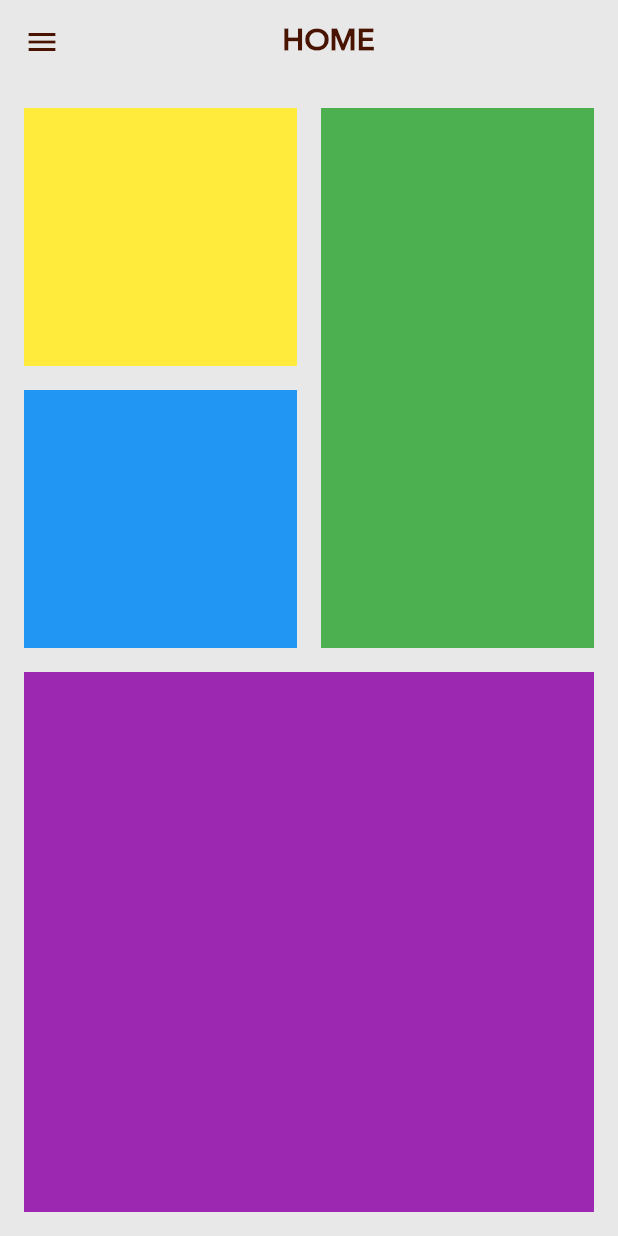
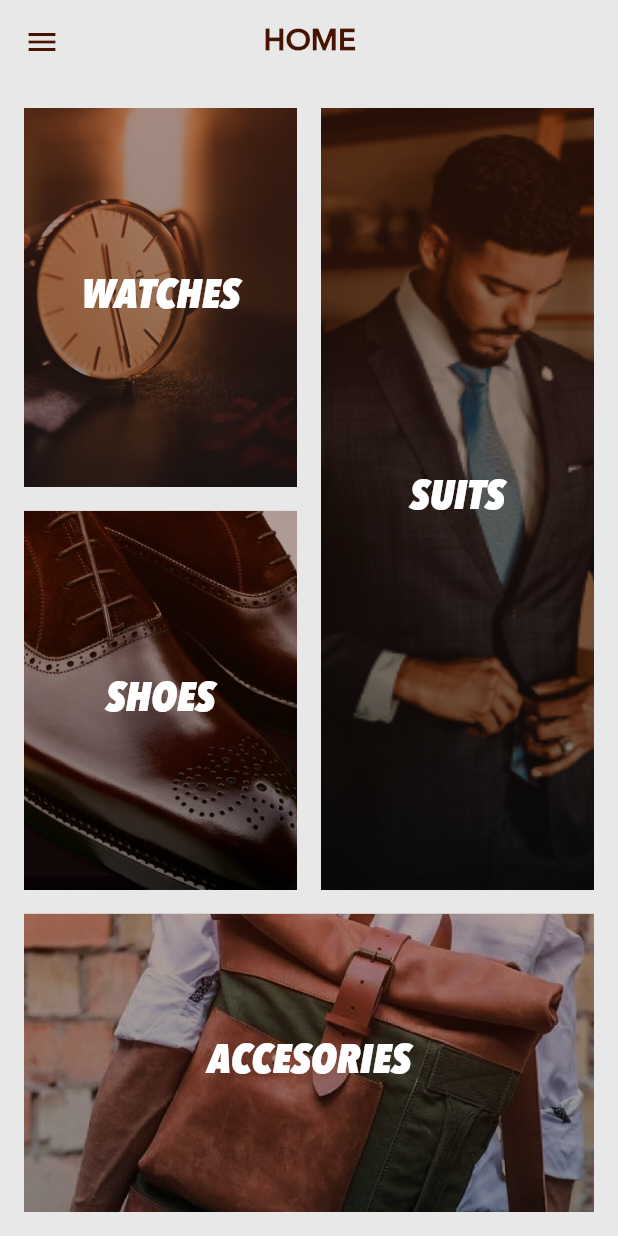
Before and after one commit to shamnex/wears, a Flutter app: the HomePage screen opened directly, on a phone screen of 412 x 824 dp. Run offline on Flutter 3.47's test engine with Material 2 defaults, Android fonts, the phone set to English and light mode, and no system bars.

Commit message:
DAY3 DONE

```diff
--- a/lib/main.dart
+++ b/lib/main.dart
@@ -4,7 +4,7 @@ import 'pages/home_page.dart';
 
 void main() {
   runApp(new MaterialApp(
-      home: new HomePage(),
+      home: new WelcomePage(),
       theme: new ThemeData(
           fontFamily: 'Avenir', primaryColor: const Color(0xFF481300))));
 }
--- a/lib/pages/home_page.dart
+++ b/lib/pages/home_page.dart
@@ -1,4 +1,6 @@
 import 'package:flutter/material.dart';
+
+import '../ui_styles/home_styles.dart';
 
 class HomePage extends StatefulWidget {
   final Color _primaryColor = const Color(0xFF481300);
@@ -20,7 +22,7 @@ class HomePageState extends State<HomePage> {
         backgroundColor: Colors.transparent,
         title: new Center(
           child: new Padding(
-            padding: const EdgeInsets.only(right: 30.0),
+            padding: const EdgeInsets.only(right: 55.0),
             child: new Text(
               "HOME",
               style: new TextStyle(
@@ -36,7 +38,7 @@ class HomePageState extends State<HomePage> {
         child: new Column(
           children: <Widget>[
             new Expanded(
-              flex: 3,
+              flex: 5,
               child: new Row(
                 children: <Widget>[
                   new Expanded(
@@ -46,18 +48,15 @@ class HomePageState extends State<HomePage> {
                           flex: 1,
                           child: new Padding(
                             padding: const EdgeInsets.all(8.0),
-                            child: new Container(
-                              color: Colors.yellow,
-                            ),
+                            child: new HomeLinkStyle('WATCHES',"assets/imgs/watch.png" )
                           ),
                         ),
                         new Expanded(
                           flex: 1,
                           child: new Padding(
                             padding: const EdgeInsets.all(8.0),
-                            child: new Container(
-                              color: Colors.blue,
-                            ),
+                            child: new HomeLinkStyle('SHOES', 'assets/imgs/shoe.png')
+
                           ),
                         ),
                       ],
@@ -68,9 +67,7 @@ class HomePageState extends State<HomePage> {
                     flex: 1,
                     child: new Padding(
                       padding: const EdgeInsets.all(8.0),
-                      child: new Container(
-                        color: Colors.green,
-                      ),
+                       child: new HomeLinkStyle('SUITS','assets/imgs/landing_bg3.png')
                     ),
                   )
 
@@ -78,12 +75,10 @@ class HomePageState extends State<HomePage> {
               ),
             ),
             new Expanded(
-              flex: 3,
+              flex: 2,
               child: new Padding(
                 padding: const EdgeInsets.all(8.0),
-                child: new Container(
-                  color: Colors.purple,
-                ),
+                 child: new HomeLinkStyle('ACCESORIES', 'assets/imgs/bag.png' )
               ),
             )
           ],
@@ -92,26 +87,3 @@ class HomePageState extends State<HomePage> {
     );
   }
 }
-// new Expanded(
-//   child: new Container(
-//     padding: new EdgeInsets.all(10.0),
-//     decoration: new BoxDecoration(),
-//     child: new Column(
-//       children: <Widget>[
-//         new Expanded(
-//           flex: 2,
-//           child: new Container(
-//             decoration: new BoxDecoration(
-//               image: new DecorationImage(
-//                 image: new AssetImage("assets/imgs/landing_bg3.png"),
-//                 fit: BoxFit.cover,
-//                 colorFilter: new ColorFilter.mode(const Color(0xFF481300).withOpacity(1.0), BlendMode.screen),
-//                 )
-//             ),
-//           ),
-
-//         ),
-//       ],
-//     ),
-//   ),
-// ),
--- a/lib/pages/login_page.dart
+++ b/lib/pages/login_page.dart
@@ -2,6 +2,7 @@ import 'package:flutter/material.dart';
 
 import '../ui_styles/buttons.dart';
 import '../ui_styles/forms.dart';
+import 'home_page.dart';
 
 class LoginPage extends StatefulWidget {
   @override
@@ -34,7 +35,14 @@ class LoginPageState extends State<LoginPage> {
                     children: <Widget>[
                       new InputField("Username", Icons.person, false),
                       new InputField("Password", Icons.lock, true),
-                      new DefaultButton("SIGN IN", () => print('Hello'))
+                      new DefaultButton("SIGN IN",
+
+                    () => Navigator.of(context).pushAndRemoveUntil(
+                    new MaterialPageRoute(
+                        builder: (BuildContext build) => new HomePage()),
+                    (Route route) => route == null),
+
+                       )
                     ],
                   ),
                 ),
--- a/lib/pages/welcome_page.dart
+++ b/lib/pages/welcome_page.dart
@@ -33,8 +33,8 @@ class WelcomePageState extends State<WelcomePage> {
 
           new GradientOverlay(
             <Color>[
-              const Color(0xFF481300).withOpacity(0.45),
-              const Color(0xFF000000).withOpacity(0.46)
+              const Color(0xFF481300).withOpacity(0.25),
+              const Color(0xFF000000).withOpacity(0.26)
             ],
           ),
           new Column(
--- a/lib/ui_styles/buttons.dart
+++ b/lib/ui_styles/buttons.dart
@@ -57,7 +57,7 @@ class DefaultButton extends StatelessWidget {
           height: 65.0,
           textTheme: ButtonTextTheme.accent,
           child: new Text(_buttonText),
-          onPressed: () => _onTap,
+          onPressed: () => _onTap(),
         ),
       ),
     );
--- a/lib/ui_styles/categories.dart
+++ /dev/null
@@ -1,26 +0,0 @@
-import 'package:flutter/material.dart';
-
-class HomeLinkStyle extends StatelessWidget {
-  @override
-  Widget build(BuildContext context) {
-    return new Container(
-      decoration: new BoxDecoration(),
-      child: new Column(
-        children: <Widget>[
-          new Expanded(
-            flex: 2,
-            child: new Container(
-              decoration: new BoxDecoration(
-                  image: new DecorationImage(
-                image: new AssetImage("assets/imgs/landing_bg3.png"),
-                fit: BoxFit.cover,
-                colorFilter: new ColorFilter.mode(
-                    const Color(0xFF481300).withOpacity(1.0), BlendMode.screen),
-              )),
-            ),
-          ),
-        ],
-      ),
-    );
-  }
-}
--- /dev/null
+++ b/lib/ui_styles/home_styles.dart
@@ -0,0 +1,67 @@
+import 'package:flutter/material.dart';
+
+import 'gradient_overlay.dart';
+
+class HomeLinkStyle extends StatelessWidget {
+  final String _linkImage;
+  final String _linkText;
+
+  HomeLinkStyle(this._linkText,this._linkImage,);
+
+  @override
+  Widget build(BuildContext context) {
+    return new InkWell(
+
+ splashColor: Colors.black,
+                  onTap: (){},      child: new Container(
+        decoration: new BoxDecoration(),
+        child: new Column(
+          children: <Widget>[
+            new Expanded(
+              flex: 2,
+              child: new Stack(
+                fit: StackFit.expand,
+                children: <Widget>[
+                  new Container(
+                    decoration: new BoxDecoration(
+                        image: new DecorationImage(
+                      image: new AssetImage(_linkImage),
+                      fit: BoxFit.cover,
+                      repeat: ImageRepeat.repeat,
+                      colorFilter: new ColorFilter.mode(
+                          const Color(0xFF481300).withOpacity(0.4),
+                          BlendMode.softLight),
+                    )),
+                  ),
+
+                  new GradientOverlay(
+                    <Color>[
+                      const Color(0xFF481300).withOpacity(0.4),
+                      const Color(0xFF000000).withOpacity(0.4)
+                    ],
+                  ),
+
+                  new Column(children: <Widget>[
+                    new Expanded(
+                        child: new Center(
+                      child: new Text(
+                        _linkText,
+                        style: new TextStyle(
+                            color: Colors.white,
+                            fontSize: 27.0,
+                            fontWeight: FontWeight.w900,
+                            fontFamily: 'Avenir-Condensed'),
+                      ),
+                    ))
+                  ]),
+
+
+                ],
+              ),
+            ),
+          ],
+        ),
+      ),
+    );
+  }
+}
```
Also changed, not shown: pubspec.yaml (+12 -0 lines), assets/fonts/Avenir-Heavy-Condensed-Italic.otf (renamed from assets/fonts/AvenirNextLTPro-HeavyCnIt.otf), assets/imgs/2.0x/bag.png (added), assets/imgs/2.0x/shoe.png (added), assets/imgs/2.0x/watch.png (added), assets/imgs/3.0x/bag.png (added), assets/imgs/3.0x/shoe.png (added), assets/imgs/bag.png (added), assets/imgs/shoe.png (added), assets/imgs/watch.png (added), 1 other file.
